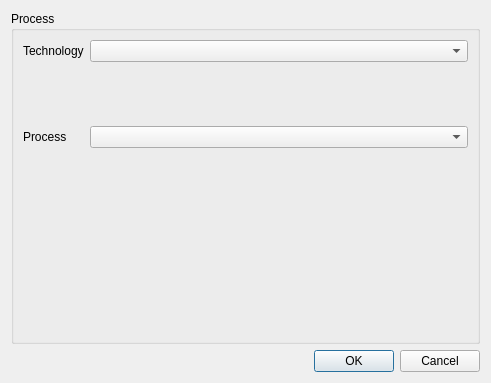
Above: projectsettings.ui from libresilicon/qtflow before the change. Below: the same form after it.
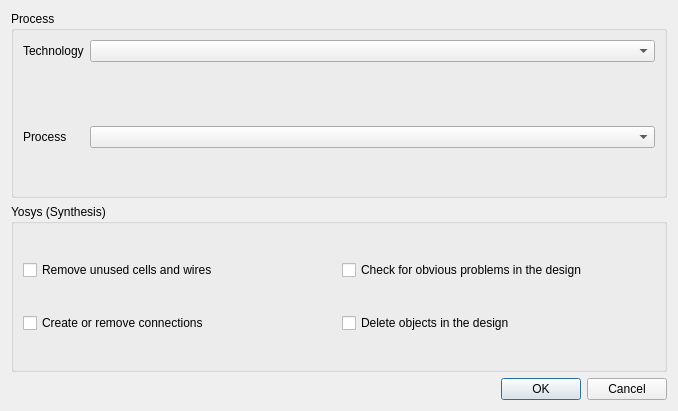
That is the form after the change. Icons and pictures are not drawn.

```diff
--- a/projectsettings.ui
+++ b/projectsettings.ui
@@ -6,8 +6,8 @@
    <rect>
     <x>0</x>
     <y>0</y>
-    <width>491</width>
-    <height>383</height>
+    <width>678</width>
+    <height>411</height>
    </rect>
   </property>
   <property name="windowTitle">
@@ -91,6 +91,43 @@
        </layout>
       </widget>
      </item>
+     <item>
+      <widget class="QGroupBox" name="groupBox_2">
+       <property name="title">
+        <string>Yosys (Synthesis)</string>
+       </property>
+       <layout class="QGridLayout" name="gridLayout_2">
+        <item row="0" column="0">
+         <widget class="QCheckBox" name="yosys_clean">
+          <property name="text">
+           <string>Remove unused cells and wires</string>
+          </property>
+         </widget>
+        </item>
+        <item row="0" column="1">
+         <widget class="QCheckBox" name="yosys_check">
+          <property name="text">
+           <string>Check for obvious problems in the design</string>
+          </property>
+         </widget>
+        </item>
+        <item row="2" column="0">
+         <widget class="QCheckBox" name="yosys_connect">
+          <property name="text">
+           <string>Create or remove connections</string>
+          </property>
+         </widget>
+        </item>
+        <item row="2" column="1">
+         <widget class="QCheckBox" name="yosys_delete">
+          <property name="text">
+           <string>Delete objects in the design</string>
+          </property>
+         </widget>
+        </item>
+       </layout>
+      </widget>
+     </item>
     </layout>
    </item>
    <item row="1" column="0">
```
Left out of the diff: 10 changed lines with no effect on the pictures.
